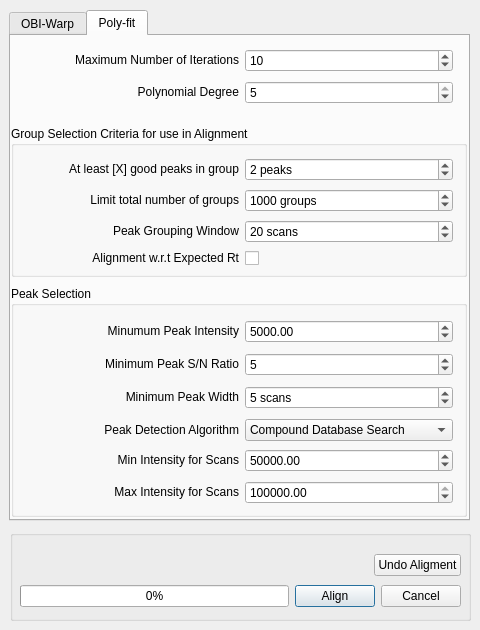
Above: src/gui/mzroll/forms/alignmentdialog.ui from ElucidataInc/ElMaven before the change. Below: the same form after it.
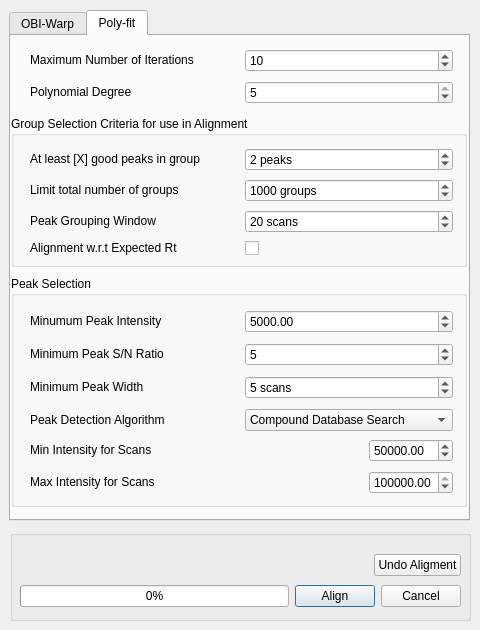
That is the form after the change. The open tabs and pages were chosen to show the change.

Commit message: [UI] Correct label alignment in Align dialog

The edit to the form file:
```diff
--- a/src/gui/mzroll/forms/alignmentdialog.ui
+++ b/src/gui/mzroll/forms/alignmentdialog.ui
@@ -499,7 +499,7 @@
          <string>Polynomial Degree</string>
         </property>
         <property name="alignment">
-         <set>Qt::AlignRight|Qt::AlignTrailing|Qt::AlignVCenter</set>
+         <set>Qt::AlignLeading|Qt::AlignLeft|Qt::AlignVCenter</set>
         </property>
        </widget>
       </item>
@@ -515,7 +515,7 @@
          <string>Maximum Number of Iterations</string>
         </property>
         <property name="alignment">
-         <set>Qt::AlignRight|Qt::AlignTrailing|Qt::AlignVCenter</set>
+         <set>Qt::AlignLeading|Qt::AlignLeft|Qt::AlignVCenter</set>
         </property>
        </widget>
       </item>
@@ -554,7 +554,7 @@
      <property name="geometry">
       <rect>
        <x>0</x>
-       <y>90</y>
+       <y>80</y>
        <width>456</width>
        <height>151</height>
       </rect>
@@ -590,7 +590,7 @@
           <string>Alignment w.r.t Expected Rt</string>
          </property>
          <property name="alignment">
-          <set>Qt::AlignRight|Qt::AlignTrailing|Qt::AlignVCenter</set>
+          <set>Qt::AlignLeading|Qt::AlignLeft|Qt::AlignVCenter</set>
          </property>
         </widget>
        </item>
@@ -625,7 +625,7 @@
           <string>At least [X] good peaks in group</string>
          </property>
          <property name="alignment">
-          <set>Qt::AlignRight|Qt::AlignTrailing|Qt::AlignVCenter</set>
+          <set>Qt::AlignLeading|Qt::AlignLeft|Qt::AlignVCenter</set>
          </property>
         </widget>
        </item>
@@ -641,7 +641,7 @@
           <string>Limit total number of groups</string>
          </property>
          <property name="alignment">
-          <set>Qt::AlignRight|Qt::AlignTrailing|Qt::AlignVCenter</set>
+          <set>Qt::AlignLeading|Qt::AlignLeft|Qt::AlignVCenter</set>
          </property>
         </widget>
        </item>
@@ -657,7 +657,7 @@
           <string>Peak Grouping Window</string>
          </property>
          <property name="alignment">
-          <set>Qt::AlignRight|Qt::AlignTrailing|Qt::AlignVCenter</set>
+          <set>Qt::AlignLeading|Qt::AlignLeft|Qt::AlignVCenter</set>
          </property>
         </widget>
        </item>
@@ -725,7 +725,7 @@
      <property name="geometry">
       <rect>
        <x>0</x>
-       <y>250</y>
+       <y>240</y>
        <width>456</width>
        <height>231</height>
       </rect>
@@ -761,7 +761,7 @@
           <string>Peak Detection Algorithm</string>
          </property>
          <property name="alignment">
-          <set>Qt::AlignRight|Qt::AlignTrailing|Qt::AlignVCenter</set>
+          <set>Qt::AlignLeading|Qt::AlignLeft|Qt::AlignVCenter</set>
          </property>
         </widget>
        </item>
@@ -797,7 +797,7 @@
           <string>Minimum Peak Width</string>
          </property>
          <property name="alignment">
-          <set>Qt::AlignRight|Qt::AlignTrailing|Qt::AlignVCenter</set>
+          <set>Qt::AlignLeading|Qt::AlignLeft|Qt::AlignVCenter</set>
          </property>
         </widget>
        </item>
@@ -813,7 +813,7 @@
           <string>Minimum Peak S/N Ratio</string>
          </property>
          <property name="alignment">
-          <set>Qt::AlignRight|Qt::AlignTrailing|Qt::AlignVCenter</set>
+          <set>Qt::AlignLeading|Qt::AlignLeft|Qt::AlignVCenter</set>
          </property>
         </widget>
        </item>
@@ -829,7 +829,7 @@
           <string>Minumum Peak Intensity</string>
          </property>
          <property name="alignment">
-          <set>Qt::AlignRight|Qt::AlignTrailing|Qt::AlignVCenter</set>
+          <set>Qt::AlignLeading|Qt::AlignLeft|Qt::AlignVCenter</set>
          </property>
         </widget>
        </item>
@@ -970,38 +970,6 @@
          <property name="rightMargin">
           <number>9</number>
          </property>
-         <item row="0" column="1">
-          <widget class="QDoubleSpinBox" name="minIntensity">
-           <property name="sizePolicy">
-            <sizepolicy hsizetype="Minimum" vsizetype="Fixed">
-             <horstretch>0</horstretch>
-             <verstretch>0</verstretch>
-            </sizepolicy>
-           </property>
-           <property name="maximum">
-            <double>9999999999.989999771118164</double>
-           </property>
-           <property name="value">
-            <double>50000.000000000000000</double>
-           </property>
-          </widget>
-         </item>
-         <item row="0" column="0">
-          <widget class="QLabel" name="label_10">
-           <property name="sizePolicy">
-            <sizepolicy hsizetype="Minimum" vsizetype="Fixed">
-             <horstretch>0</horstretch>
-             <verstretch>0</verstretch>
-            </sizepolicy>
-           </property>
-           <property name="text">
-            <string>Min Intensity for Scans</string>
-           </property>
-           <property name="alignment">
-            <set>Qt::AlignRight|Qt::AlignTrailing|Qt::AlignVCenter</set>
-           </property>
-          </widget>
-         </item>
          <item row="1" column="0">
           <widget class="QLabel" name="label_11">
            <property name="sizePolicy">
@@ -1014,11 +982,27 @@
             <string>Max Intensity for Scans</string>
            </property>
            <property name="alignment">
-            <set>Qt::AlignRight|Qt::AlignTrailing|Qt::AlignVCenter</set>
+            <set>Qt::AlignLeading|Qt::AlignLeft|Qt::AlignVCenter</set>
            </property>
           </widget>
          </item>
-         <item row="1" column="1">
+         <item row="0" column="2">
+          <widget class="QDoubleSpinBox" name="minIntensity">
+           <property name="sizePolicy">
+            <sizepolicy hsizetype="Minimum" vsizetype="Fixed">
+             <horstretch>0</horstretch>
+             <verstretch>0</verstretch>
+            </sizepolicy>
+           </property>
+           <property name="maximum">
+            <double>9999999999.989999771118164</double>
+           </property>
+           <property name="value">
+            <double>50000.000000000000000</double>
+           </property>
+          </widget>
+         </item>
+         <item row="1" column="2">
           <widget class="QDoubleSpinBox" name="maxIntensity">
            <property name="sizePolicy">
             <sizepolicy hsizetype="Minimum" vsizetype="Fixed">
@@ -1034,6 +1018,48 @@
            </property>
           </widget>
          </item>
+         <item row="0" column="0">
+          <widget class="QLabel" name="label_10">
+           <property name="sizePolicy">
+            <sizepolicy hsizetype="Minimum" vsizetype="Fixed">
+             <horstretch>0</horstretch>
+             <verstretch>0</verstretch>
+            </sizepolicy>
+           </property>
+           <property name="text">
+            <string>Min Intensity for Scans</string>
+           </property>
+           <property name="alignment">
+            <set>Qt::AlignLeading|Qt::AlignLeft|Qt::AlignVCenter</set>
+           </property>
+          </widget>
+         </item>
+         <item row="0" column="1">
+          <spacer name="horizontalSpacer_5">
+           <property name="orientation">
+            <enum>Qt::Horizontal</enum>
+           </property>
+           <property name="sizeHint" stdset="0">
+            <size>
+             <width>40</width>
+             <height>20</height>
+            </size>
+           </property>
+          </spacer>
+         </item>
+         <item row="1" column="1">
+          <spacer name="horizontalSpacer_6">
+           <property name="orientation">
+            <enum>Qt::Horizontal</enum>
+           </property>
+           <property name="sizeHint" stdset="0">
+            <size>
+             <width>40</width>
+             <height>20</height>
+            </size>
+           </property>
+          </spacer>
+         </item>
         </layout>
        </widget>
       </widget>
```
Left out of the diff: 41 changed lines with no effect on the pictures.
